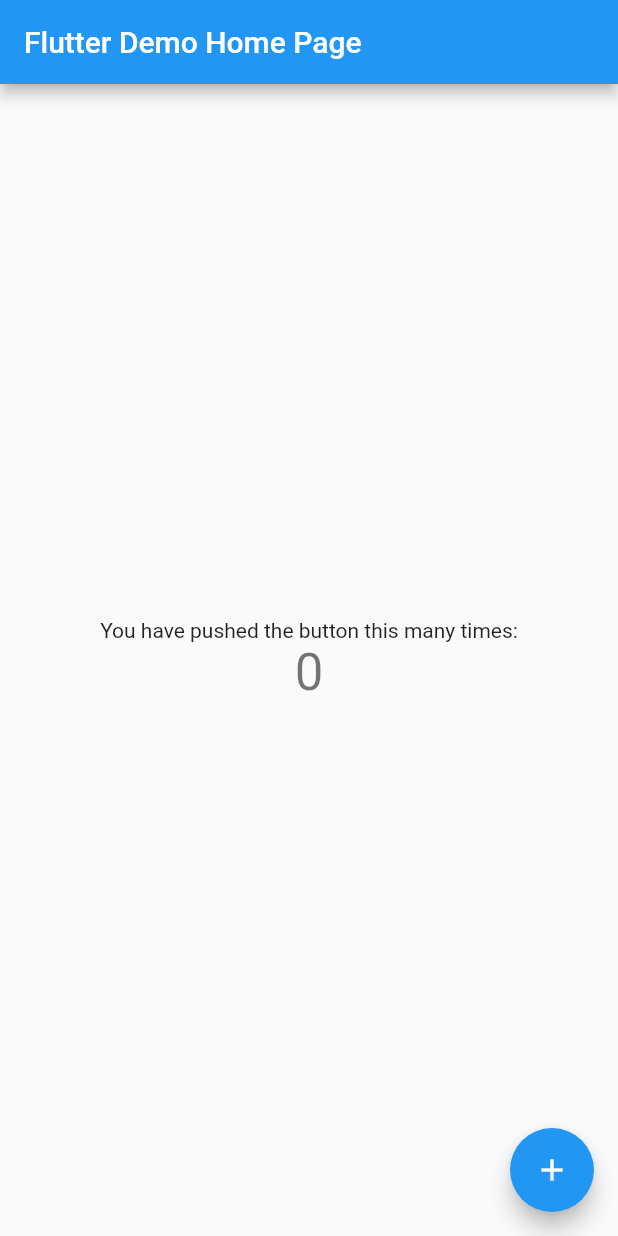
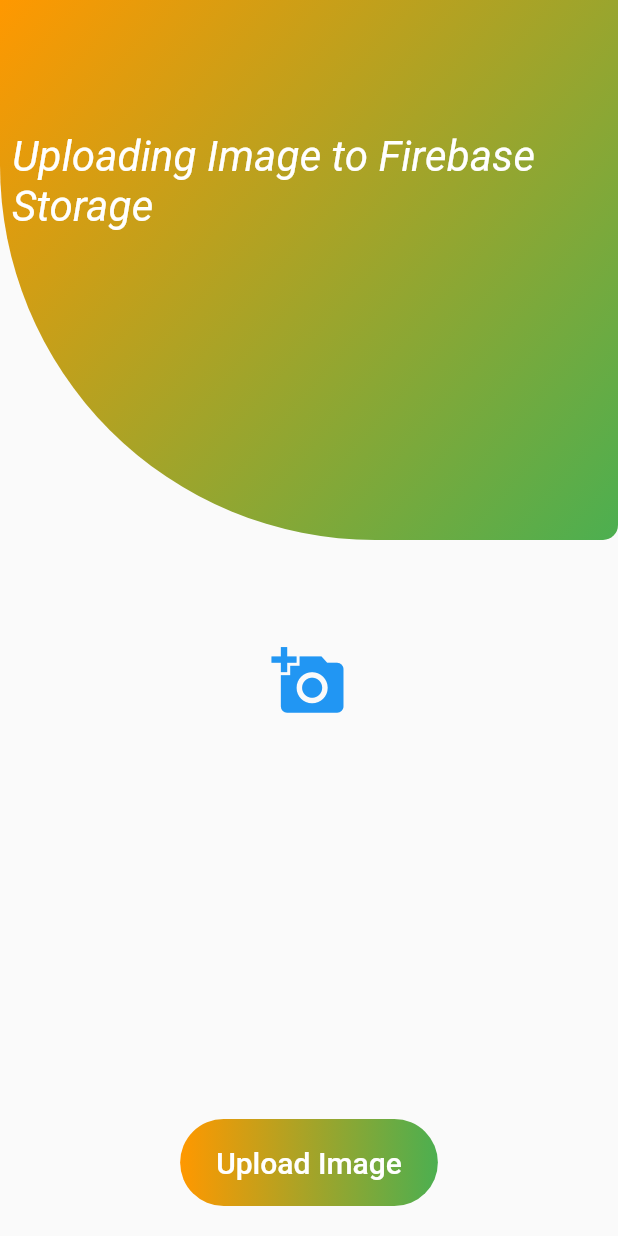
Before and after one commit to Rikanthan/cleaning_app, a Flutter app: the screen it shows after launch, on a phone screen of 412 x 824 dp. Run offline on Flutter 3.47's test engine with Material 2 defaults, Android fonts, the phone set to English and light mode, and no system bars; our stand-ins replace firebase_core, firebase_storage, image_picker; accounts and stored records are empty.

Commit message:
image upload success

```diff
--- /dev/null
+++ b/cleaning/lib/Screens/ImageUpload.dart
@@ -0,0 +1,139 @@
+import 'dart:io' as io;
+import 'dart:io';
+import 'package:flutter/material.dart';
+import 'package:image_picker/image_picker.dart';
+import 'package:firebase_core/firebase_core.dart' as firebase_core;
+import 'package:firebase_storage/firebase_storage.dart' as firebase_storage;
+import 'package:path/path.dart';
+
+class ImageUpload extends StatefulWidget {
+  const ImageUpload({ Key? key }) : super(key: key);
+
+  @override
+  _ImageUploadState createState() => _ImageUploadState();
+}
+
+class _ImageUploadState extends State<ImageUpload> {
+  File ?_imageFile = null;
+  final picker = ImagePicker();
+
+  Future pickImage() async {
+    final pickedFile = await picker.pickImage(source: ImageSource.camera);
+    setState(() {
+      _imageFile = File(pickedFile!.path);
+    });
+  }
+
+  Future uploadImageToDatabase(BuildContext context) async {
+    String fileName = basename(_imageFile!.path);
+    firebase_storage.Reference reference =
+          firebase_storage.FirebaseStorage.instance
+          .ref().child('uploads').child('/$fileName');
+
+    final metadata = firebase_storage
+                    .SettableMetadata(
+                      contentType: 'image/jpeg',
+                      customMetadata: {'picked-file-path':fileName});
+
+    firebase_storage.UploadTask uploadTask;
+    uploadTask = reference.putFile(io.File(_imageFile!.path),metadata);
+    firebase_storage.UploadTask task = await Future.value(uploadTask);
+    Future.value(uploadTask).then((value) => {
+      print("upload file path ${value.ref.fullPath}")
+    }).onError((error, stackTrace) => {
+      print("upload file path error ${error.toString()}")
+    });
+  }
+
+  @override
+  Widget build(BuildContext context) {
+    return Scaffold(
+      body: Stack(
+        children: [
+          Container(
+            height: 360,
+            decoration: BoxDecoration(
+                borderRadius: BorderRadius.only(
+                    bottomLeft: Radius.circular(250.0),
+                    bottomRight: Radius.circular(10.0)),
+                gradient: LinearGradient(
+                    colors: [Colors.orange,Colors.green],
+                    begin: Alignment.topLeft,
+                    end: Alignment.bottomRight)),
+          ),
+          Container(
+            margin: const EdgeInsets.only(top: 80),
+            child: Column(
+              children: [
+                Padding(
+                  padding: const EdgeInsets.all(8.0),
+                  child: Center(
+                    child: Text(
+                      "Uploading Image to Firebase Storage",
+                      style: TextStyle(
+                          color: Colors.white,
+                          fontSize: 28,
+                          fontStyle: FontStyle.italic),
+                    ),
+                  ),
+                ),
+                SizedBox(height: 20.0),
+                Expanded(
+                  child: Stack(
+                    children: [
+                      Container(
+                        height: double.infinity,
+                        margin: const EdgeInsets.only(
+                            left: 30.0, right: 30.0, top: 10.0),
+                        child: ClipRRect(
+                          borderRadius: BorderRadius.circular(30.0),
+                          child: _imageFile != null
+                              ? Image.file(_imageFile!)
+                              : FlatButton(
+                            child: Icon(
+                              Icons.add_a_photo,
+                              color: Colors.blue,
+                              size: 50,
+                            ),
+                            onPressed: pickImage,
+                          ),
+                        ),
+                      ),
+                    ],
+                  ),
+                ),
+                uploadImageButton(context),
+              ],
+            ),
+          ),
+        ],
+      ),
+    );
+  }
+  Widget uploadImageButton(BuildContext context) {
+    return Container(
+      child: Stack(
+        children: [
+          Container(
+            padding:
+            const EdgeInsets.symmetric(vertical: 5.0, horizontal: 16.0),
+            margin: const EdgeInsets.only(
+                top: 30, left: 20.0, right: 20.0, bottom: 20.0),
+            decoration: BoxDecoration(
+                gradient: LinearGradient(
+                  colors: [Colors.orange, Colors.green],
+                ),
+                borderRadius: BorderRadius.circular(30.0)),
+            child: TextButton(
+              onPressed: () => uploadImageToDatabase(context),
+              child: Text(
+                "Upload Image",
+                style: TextStyle(fontSize: 20,color: Colors.white),
+              ),
+            ),
+          ),
+        ],
+      ),
+    );
+  }
+}
--- a/cleaning/lib/main.dart
+++ b/cleaning/lib/main.dart
@@ -1,113 +1,22 @@
+import 'package:cleaning/Screens/ImageUpload.dart';
 import 'package:flutter/material.dart';
-
-void main() {
+import 'package:firebase_core/firebase_core.dart' as firebase_core;
+void main() async {
+  WidgetsFlutterBinding.ensureInitialized();
+  await firebase_core.Firebase.initializeApp();
   runApp(MyApp());
 }
 
 class MyApp extends StatelessWidget {
-  // This widget is the root of your application.
   @override
   Widget build(BuildContext context) {
     return MaterialApp(
-      title: 'Flutter Demo',
+      debugShowCheckedModeBanner: false,
+      title: 'Cleaning',
       theme: ThemeData(
-        // This is the theme of your application.
-        //
-        // Try running your application with "flutter run". You'll see the
-        // application has a blue toolbar. Then, without quitting the app, try
-        // changing the primarySwatch below to Colors.green and then invoke
-        // "hot reload" (press "r" in the console where you ran "flutter run",
-        // or simply save your changes to "hot reload" in a Flutter IDE).
-        // Notice that the counter didn't reset back to zero; the application
-        // is not restarted.
         primarySwatch: Colors.blue,
       ),
-      home: MyHomePage(title: 'Flutter Demo Home Page'),
+      home: ImageUpload()
     );
   }
 }
-
-class MyHomePage extends StatefulWidget {
-  MyHomePage({Key? key, required this.title}) : super(key: key);
-
-  // This widget is the home page of your application. It is stateful, meaning
-  // that it has a State object (defined below) that contains fields that affect
-  // how it looks.
-
-  // This class is the configuration for the state. It holds the values (in this
-  // case the title) provided by the parent (in this case the App widget) and
-  // used by the build method of the State. Fields in a Widget subclass are
-  // always marked "final".
-
-  final String title;
-
-  @override
-  _MyHomePageState createState() => _MyHomePageState();
-}
-
-class _MyHomePageState extends State<MyHomePage> {
-  int _counter = 0;
-
-  void _incrementCounter() {
-    setState(() {
-      // This call to setState tells the Flutter framework that something has
-      // changed in this State, which causes it to rerun the build method below
-      // so that the display can reflect the updated values. If we changed
-      // _counter without calling setState(), then the build method would not be
-      // called again, and so nothing would appear to happen.
-      _counter++;
-    });
-  }
-
-  @override
-  Widget build(BuildContext context) {
-    // This method is rerun every time setState is called, for instance as done
-    // by the _incrementCounter method above.
-    //
-    // The Flutter framework has been optimized to make rerunning build methods
-    // fast, so that you can just rebuild anything that needs updating rather
-    // than having to individually change instances of widgets.
-    return Scaffold(
-      appBar: AppBar(
-        // Here we take the value from the MyHomePage object that was created by
-        // the App.build method, and use it to set our appbar title.
-        title: Text(widget.title),
-      ),
-      body: Center(
-        // Center is a layout widget. It takes a single child and positions it
-        // in the middle of the parent.
-        child: Column(
-          // Column is also a layout widget. It takes a list of children and
-          // arranges them vertically. By default, it sizes itself to fit its
-          // children horizontally, and tries to be as tall as its parent.
-          //
-          // Invoke "debug painting" (press "p" in the console, choose the
-          // "Toggle Debug Paint" action from the Flutter Inspector in Android
-          // Studio, or the "Toggle Debug Paint" command in Visual Studio Code)
-          // to see the wireframe for each widget.
-          //
-          // Column has various properties to control how it sizes itself and
-          // how it positions its children. Here we use mainAxisAlignment to
-          // center the children vertically; the main axis here is the vertical
-          // axis because Columns are vertical (the cross axis would be
-          // horizontal).
-          mainAxisAlignment: MainAxisAlignment.center,
-          children: <Widget>[
-            Text(
-              'You have pushed the button this many times:',
-            ),
-            Text(
-              '$_counter',
-              style: Theme.of(context).textTheme.headline4,
-            ),
-          ],
-        ),
-      ),
-      floatingActionButton: FloatingActionButton(
-        onPressed: _incrementCounter,
-        tooltip: 'Increment',
-        child: Icon(Icons.add),
-      ), // This trailing comma makes auto-formatting nicer for build methods.
-    );
-  }
-}
--- a/cleaning/pubspec.yaml
+++ b/cleaning/pubspec.yaml
@@ -28,6 +28,10 @@
   # The following adds the Cupertino Icons font to your application.
   # Use with the CupertinoIcons class for iOS style icons.
   cupertino_icons: ^1.0.2
+  firebase_storage: ^10.1.0
+  firebase_core: ^1.10.0
+  firebase_analytics: ^8.3.4
+  image_picker: ^0.8.4+1
 
 dev_dependencies:
   flutter_test:
```
Also changed, not shown: 3 other files.
